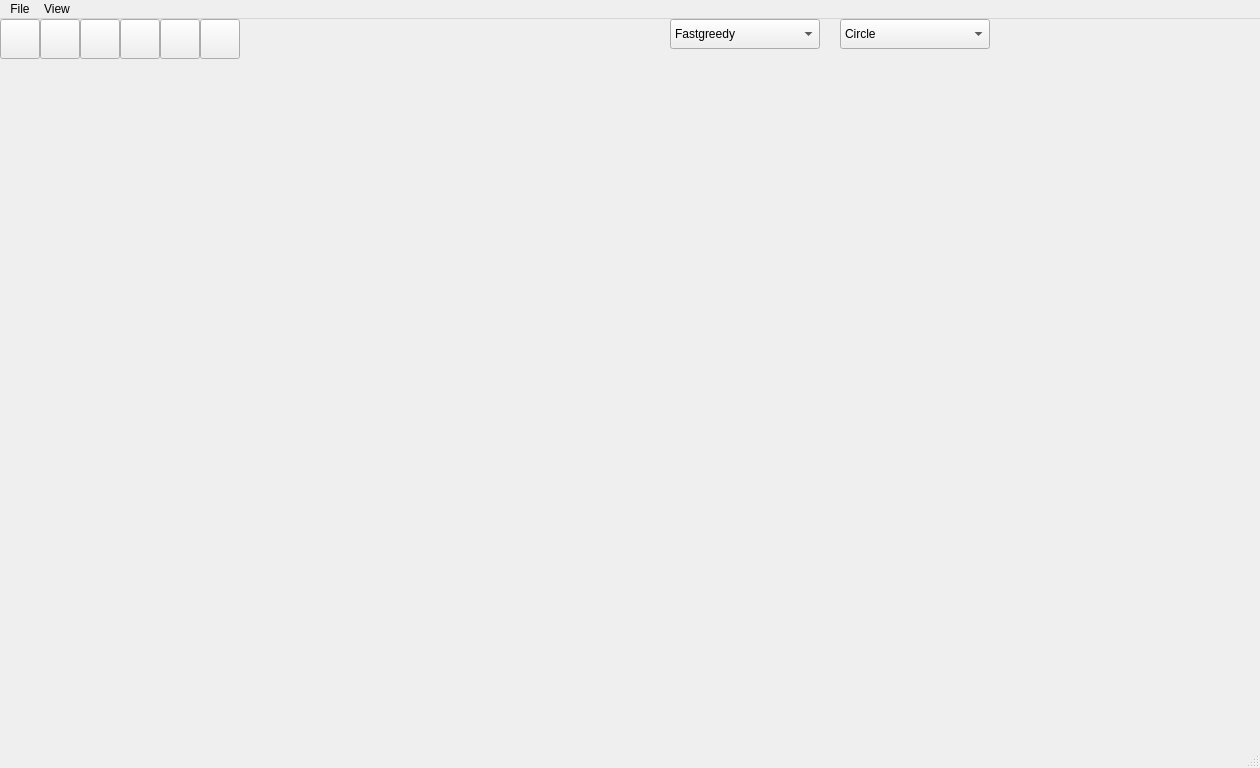
Before: the Qt Designer form frontend/resource/GUI.ui in gintalk/network-visualization-main, drawn with Qt 5.
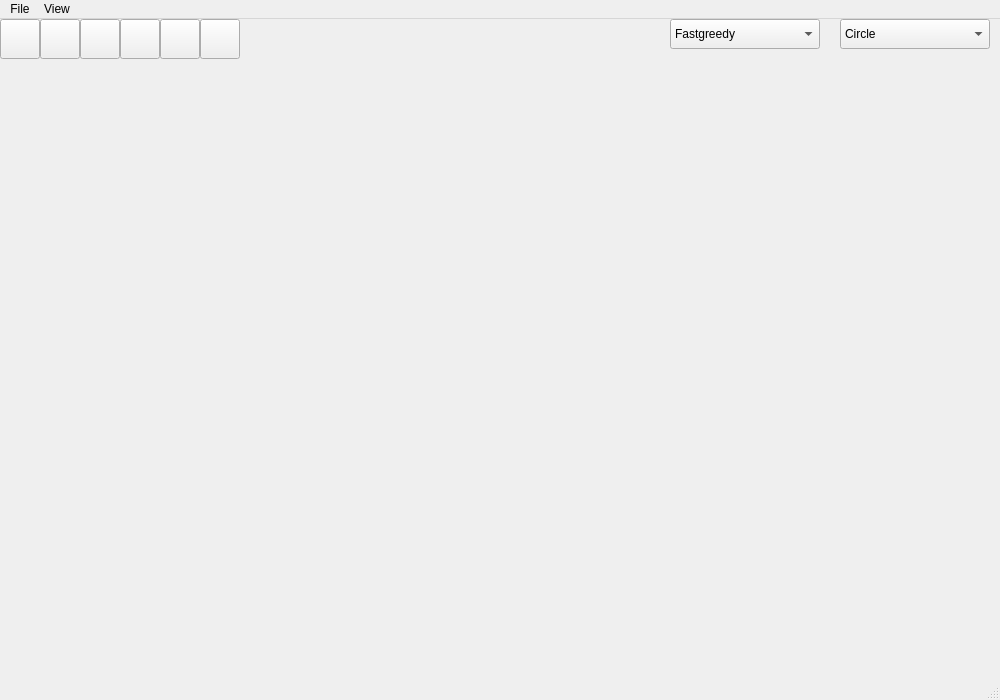
After: the same form once the commit is applied. Icons and pictures are not drawn.

Diff of the .ui file:
```diff
--- a/frontend/resource/GUI.ui
+++ b/frontend/resource/GUI.ui
@@ -6,8 +6,8 @@
    <rect>
     <x>0</x>
     <y>0</y>
-    <width>1260</width>
-    <height>768</height>
+    <width>1000</width>
+    <height>700</height>
    </rect>
   </property>
   <property name="windowTitle">
@@ -229,7 +229,7 @@
     <rect>
      <x>0</x>
      <y>0</y>
-     <width>1260</width>
+     <width>1000</width>
      <height>22</height>
     </rect>
    </property>
```
